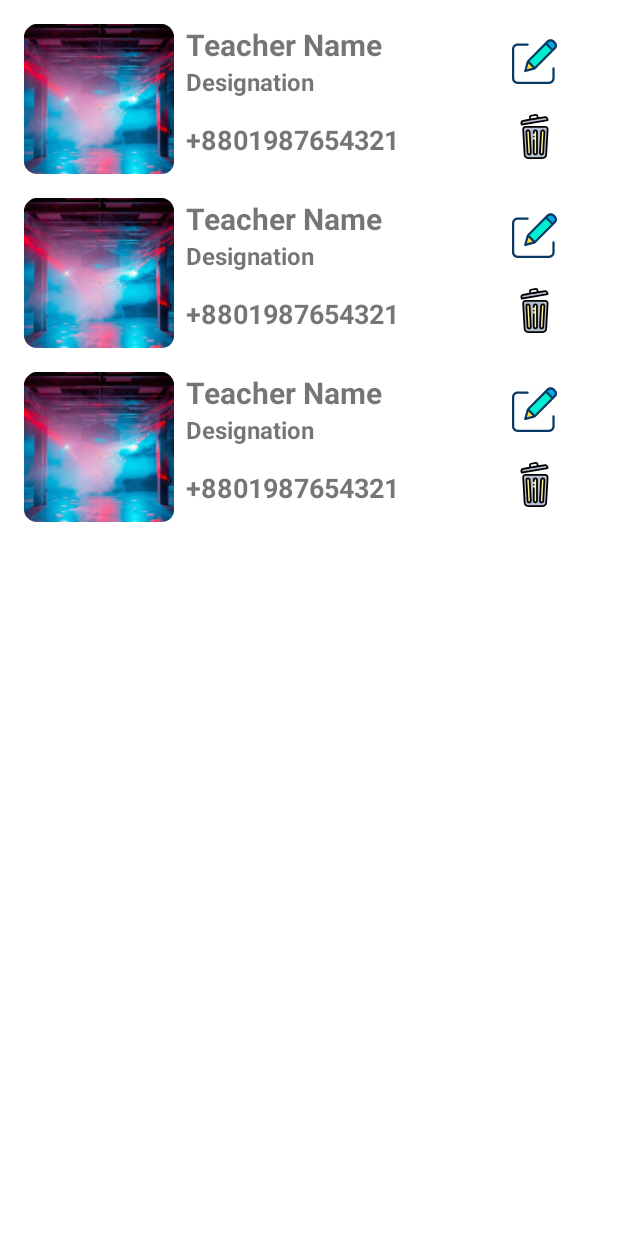
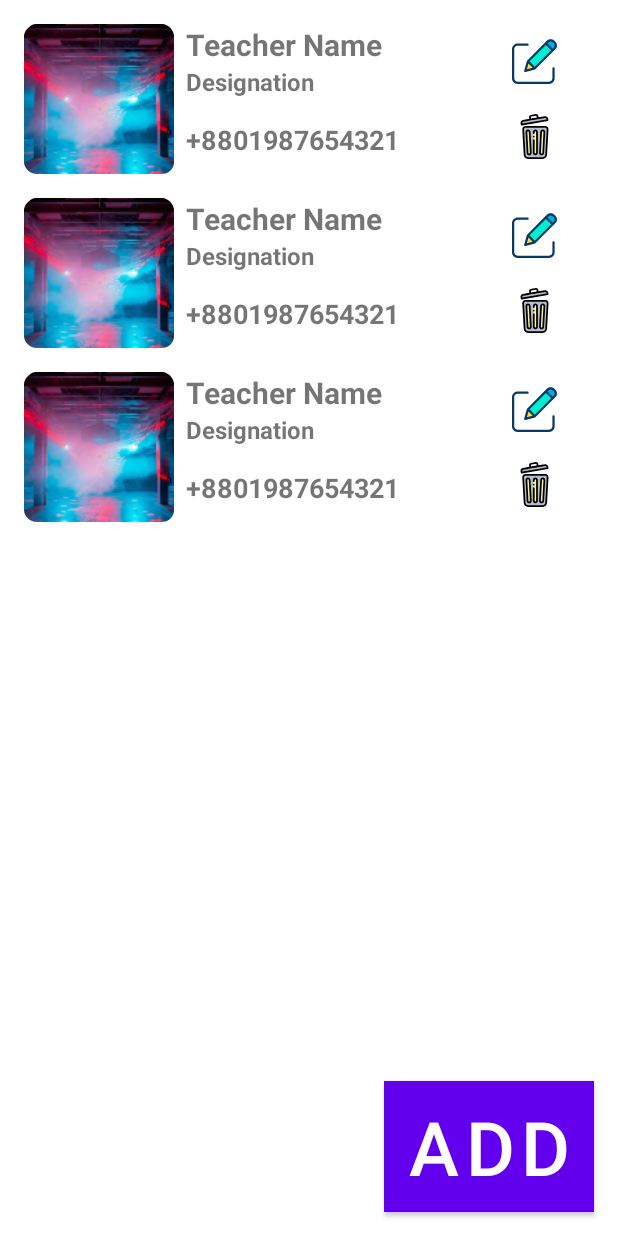
Before and after one commit to zubaerh/NUBCC, an Android app: the layout activity_teacher.xml on its own in the app's theme, with its tools: preview values and no code run, on a phone screen of 412 x 824 dp. Run offline under Robolectric (Android 15) with nearby library versions, the phone set to English and light mode, and no system bars.

Commit message:
teacher dialog added

```diff
--- a/app/src/main/res/layout/activity_teacher.xml
+++ b/app/src/main/res/layout/activity_teacher.xml
@@ -1,5 +1,5 @@
 <?xml version="1.0" encoding="utf-8"?>
-<LinearLayout xmlns:android="http://schemas.android.com/apk/res/android"
+<RelativeLayout xmlns:android="http://schemas.android.com/apk/res/android"
     xmlns:app="http://schemas.android.com/apk/res-auto"
     xmlns:tools="http://schemas.android.com/tools"
     android:layout_width="match_parent"
@@ -7,16 +7,26 @@
     android:orientation="vertical"
     tools:context=".TeacherActivity">
 
-<androidx.recyclerview.widget.RecyclerView
-    android:id="@+id/rec_teacher"
-    android:layout_width="match_parent"
-    android:layout_height="match_parent"
-    android:padding="8dp"
-    tools:listitem="@layout/item_teacher"
-    />
+    <androidx.recyclerview.widget.RecyclerView
+        android:id="@+id/rec_teacher"
+        android:layout_width="match_parent"
+        android:layout_height="match_parent"
+        android:padding="8dp"
+        tools:listitem="@layout/item_teacher" />
+
+    <Button
+        android:id="@+id/bt_add"
+        android:layout_width="wrap_content"
+        android:layout_height="wrap_content"
+        android:text="Add"
+        android:layout_alignParentRight="true"
+        android:layout_alignParentBottom="true"
+        android:textSize="50sp"
+        android:layout_margin="16dp"
+        android:background="@color/purple_200"/>
 
 
 
 
 
-</LinearLayout>
+</RelativeLayout>
```
Also changed, not shown: app/src/main/java/com/zubaer/nubcc/TeacherActivity.java (+34 -0 lines), app/src/main/res/layout/dialog_teacher_add.xml (added, +45 -0 lines).
